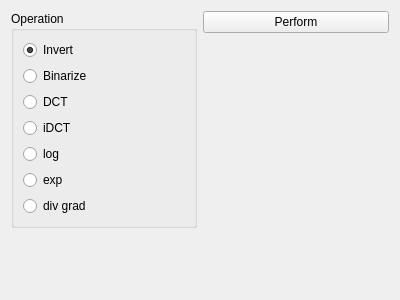
Qt form source/modules/unary_operations/UnaryOperationsWidget.ui (josefkoller/ambient_image_processor) before a commit.
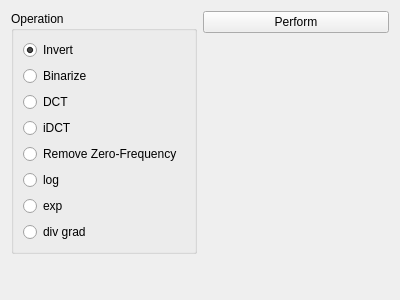
The same form after that commit.

Commit message: remove zero frequency unary operation

What changed in the file:
```diff
--- a/source/modules/unary_operations/UnaryOperationsWidget.ui
+++ b/source/modules/unary_operations/UnaryOperationsWidget.ui
@@ -57,6 +57,13 @@
         </property>
        </widget>
       </item>
+      <item>
+       <widget class="QRadioButton" name="remove_zero_frequency_checkbox">
+        <property name="text">
+         <string>Remove Zero-Frequency</string>
+        </property>
+       </widget>
+      </item>
       <item>
        <widget class="QRadioButton" name="log_checkbox">
         <property name="text">
```
The commit also changes 3 other files.
